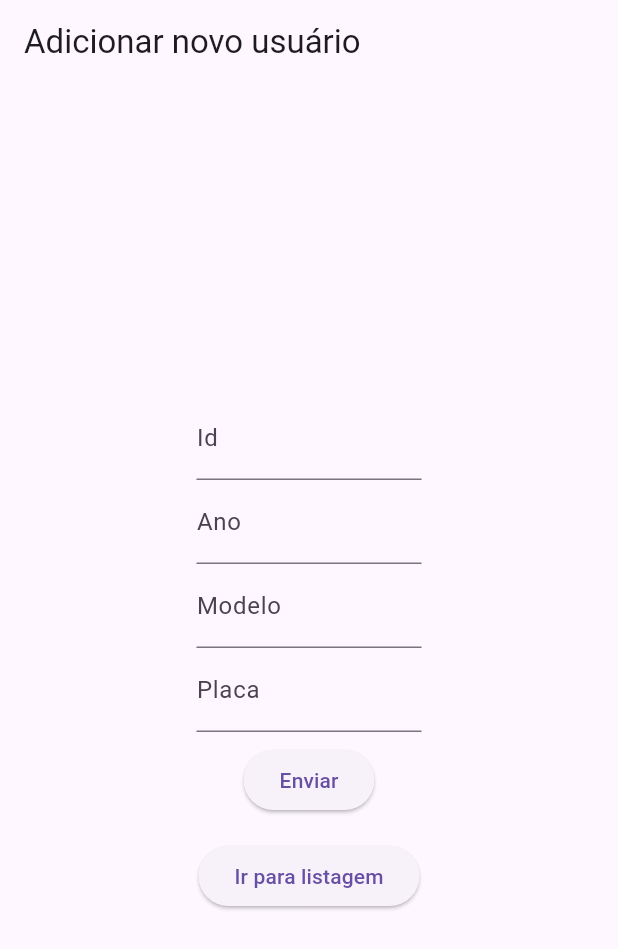
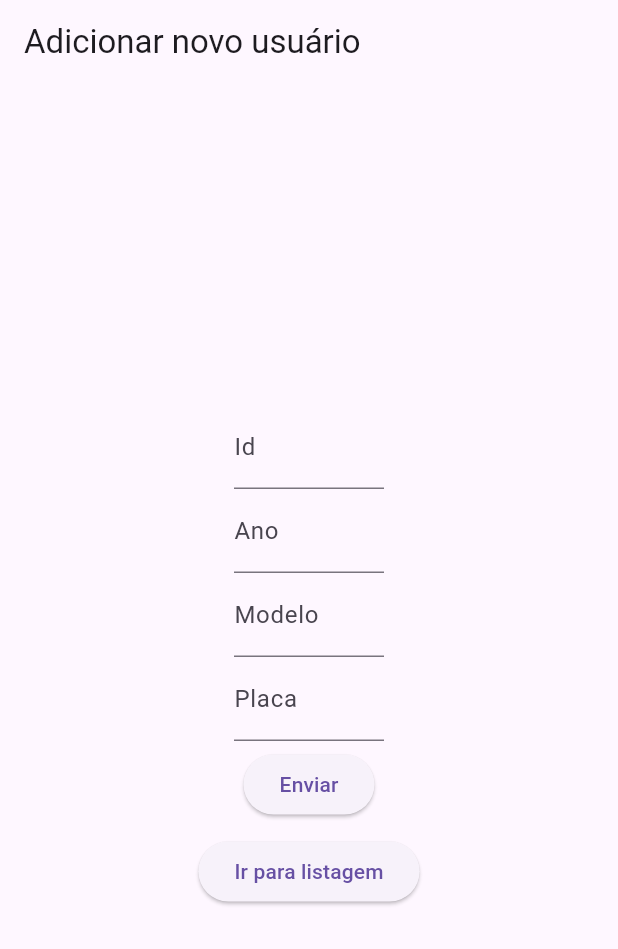
Before and after one commit to renan-cardeal2002/prova-2024, a Flutter app: the screen it shows after launch, on a phone screen of 412 x 824 dp. Shown: the top 949 px of the screen. Run offline on Flutter 3.47's test engine with Material 3 defaults, Android fonts, the phone set to English and light mode, and no system bars.

Commit message:
edit styling

```diff
--- a/front/lib/view/home_view.dart
+++ b/front/lib/view/home_view.dart
@@ -28,35 +28,35 @@ class _HomeViewState extends State<HomeView> {
           mainAxisAlignment: MainAxisAlignment.center,
           children: [
             SizedBox(
-              width: 150,
+              width: 100,
               child: TextFormField(
                 controller: idController,
                 decoration: const InputDecoration(labelText: 'Id'),
               ),
             ),
             SizedBox(
-              width: 150,
+              width: 100,
               child: TextFormField(
                 controller: yearController,
                 decoration: const InputDecoration(labelText: 'Ano'),
               ),
             ),
             SizedBox(
-              width: 150,
+              width: 100,
               child: TextFormField(
                 controller: modelController,
                 decoration: const InputDecoration(labelText: 'Modelo'),
               ),
             ),
             SizedBox(
-              width: 150,
+              width: 100,
               child: TextFormField(
                 controller: plateController,
                 decoration: const InputDecoration(labelText: 'Placa'),
               ),
             ),
             Padding(
-              padding: const EdgeInsets.all(8.0),
+              padding: const EdgeInsets.all(5.0),
               child: ElevatedButton(
                 onPressed: () {
                   _vehicleService.postData(
@@ -71,7 +71,7 @@ class _HomeViewState extends State<HomeView> {
               ),
             ),
             Padding(
-              padding: const EdgeInsets.all(8.0),
+              padding: const EdgeInsets.all(5.0),
               child: ElevatedButton(
                 onPressed: () {
                   Navigator.push(
--- a/front/lib/view/vehicle_view.dart
+++ b/front/lib/view/vehicle_view.dart
@@ -52,7 +52,7 @@ class _VehiclesViewState extends State<VehiclesView> {
               itemCount: vehicles.length,
               itemBuilder: (context, index) {
                 return SizedBox(
-                  height: 50,
+                  height: 100,
                   child: Card(
                     child: Row(
                       mainAxisAlignment: MainAxisAlignment.spaceBetween,
```
Also changed, not shown: front/lib/view/update_view.dart (+5 -5 lines).
